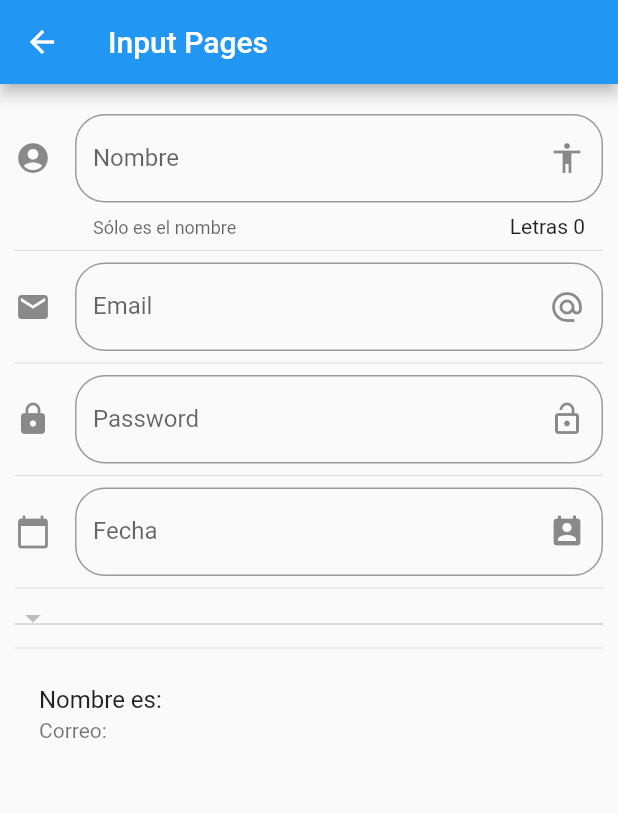
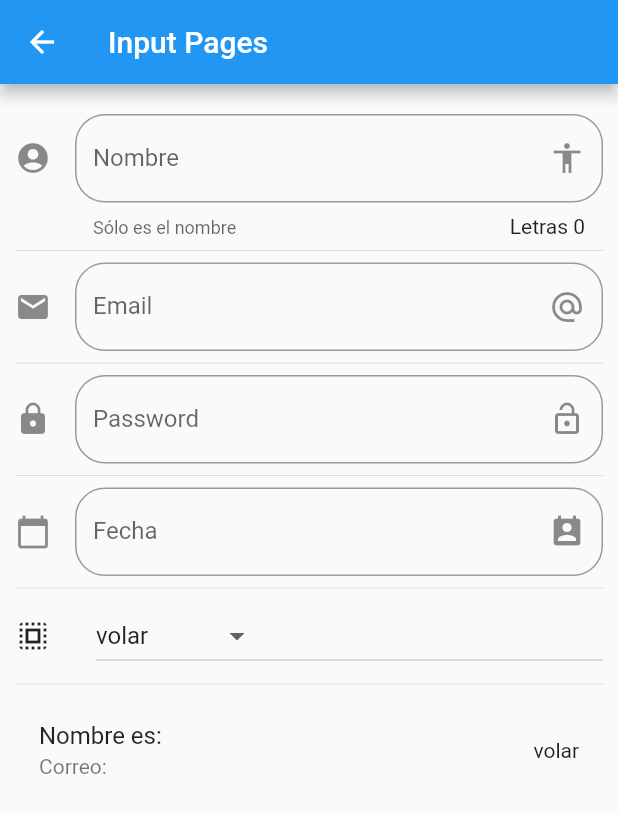
Before and after one commit to j17hernandez/components-flutter, a Flutter app: the InputPage screen opened by its route, on a phone screen of 412 x 824 dp. Shown: the top 813 px of the screen. Run offline on Flutter 3.47's test engine with Material 2 defaults, Android fonts, the phone set to English and light mode, and no system bars.

```diff
--- a/data/menu_opts.json
+++ b/data/menu_opts.json
@@ -25,6 +25,11 @@
             "ruta" : "inputs",
             "icon" : "input",
             "texto": "Inputs"
+        },
+        {
+            "ruta" : "slider",
+            "icon" : "tune",
+            "texto": "Slider - Checks"
         }
 
     ]
--- a/lib/src/pages/input_page.dart
+++ b/lib/src/pages/input_page.dart
@@ -12,6 +12,7 @@ class _InputPageState extends State<InputPage> {
   String _nombre = '';
   String _email = '';
   String _fecha = '';
+  String _opcionSeleccionada = 'volar';
 
   List _poderes = ['volar', 'Rayos laser', 'fuerza'];
 
@@ -139,20 +140,45 @@ class _InputPageState extends State<InputPage> {
 
   List <DropdownMenuItem<String>> getOpcionesDropdown() {
     List<DropdownMenuItem<String>> lista = new List();
+
+    _poderes.forEach((poder) {
+
+      lista.add( DropdownMenuItem(
+        child: Text(poder),
+        value: poder,
+      ));
+    });
+    return lista;
   }
+
+
   Widget _crearDropdown() {
-    return DropdownButton(
-      items: [],
-      onChanged: (opt) {
-        print(opt);
-      }
+    return Row(
+      children: [
+        Icon(Icons.select_all),
+        SizedBox(width: 30.0),
+        Expanded(
+                  child: DropdownButton(
+            value: _opcionSeleccionada,
+            items: getOpcionesDropdown(),
+            onChanged: (opt) {
+              setState(() {
+                _opcionSeleccionada = opt;
+              });
+            }
+          ),
+        )
+      ],
     );
+
+
   }
 
   Widget _crearPersona() {
     return ListTile(
       title: Text('Nombre es: $_nombre'),
       subtitle: Text('Correo: $_email'),
+      trailing: Text(_opcionSeleccionada),
     );
   }
 }
--- a/lib/src/routes/routes.dart
+++ b/lib/src/routes/routes.dart
@@ -6,6 +6,7 @@ import 'package:componentes/src/pages/home_page.dart';
 import 'package:componentes/src/pages/card_page.dart';
 import 'package:componentes/src/pages/animated_container.dart';
 import 'package:componentes/src/pages/input_page.dart';
+import 'package:componentes/src/pages/slider_page.dart';
 
 Map<String, WidgetBuilder> getAplicationRoutes() {
 
@@ -16,6 +17,7 @@ return <String, WidgetBuilder> {
   'card'                  : (BuildContext context) => CardPage(),
   'animatedContainer'     : (BuildContext context) => AnimatedContainerPage(),
   'inputs'                 : (BuildContext context) => InputPage(),
+  'slider'                 : (BuildContext context) => SliderPage(),
 };
 
 }
--- a/lib/src/utils/icono_string_util.dart
+++ b/lib/src/utils/icono_string_util.dart
@@ -5,8 +5,9 @@ final _icons = <String, IconData> {
   'add_alert'      :  Icons.add_alert,
   'accessibility'  :  Icons.accessibility,
   'folder_open'    :  Icons.folder_open,
-  'donut_large'    : Icons.donut_large,
-  'input'          : Icons.input
+  'donut_large'    :  Icons.donut_large,
+  'input'          :  Icons.input,
+  'tune'           :  Icons.tune
 };
 
 Icon getIcon( String nombreIcono ) {
```
